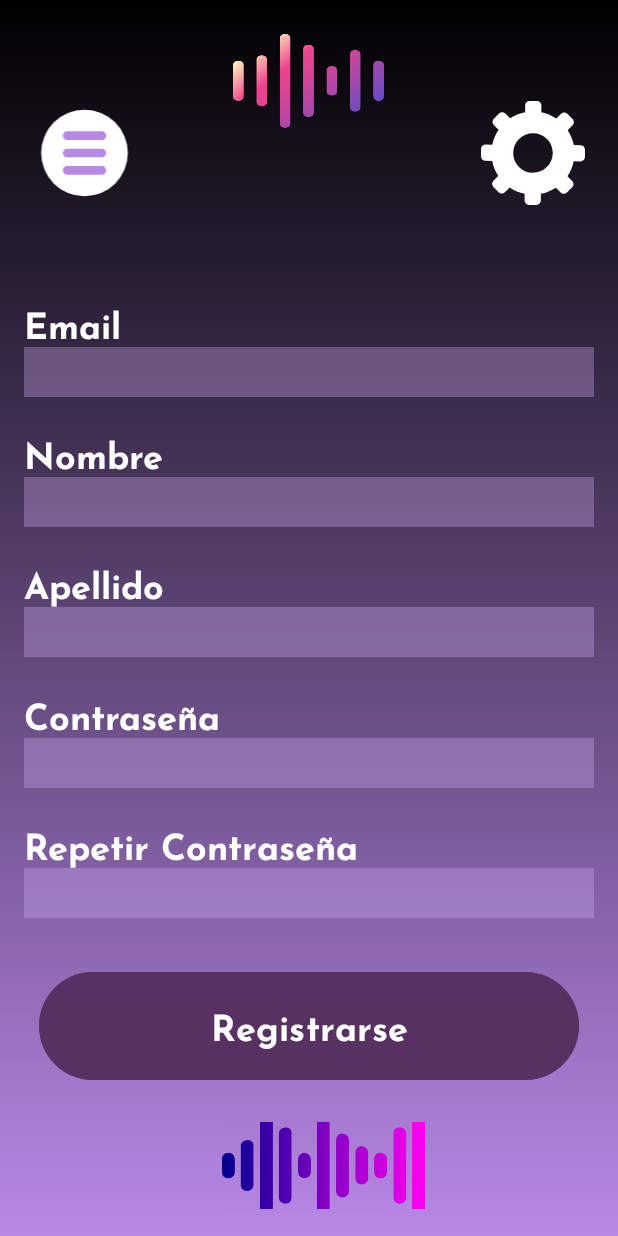
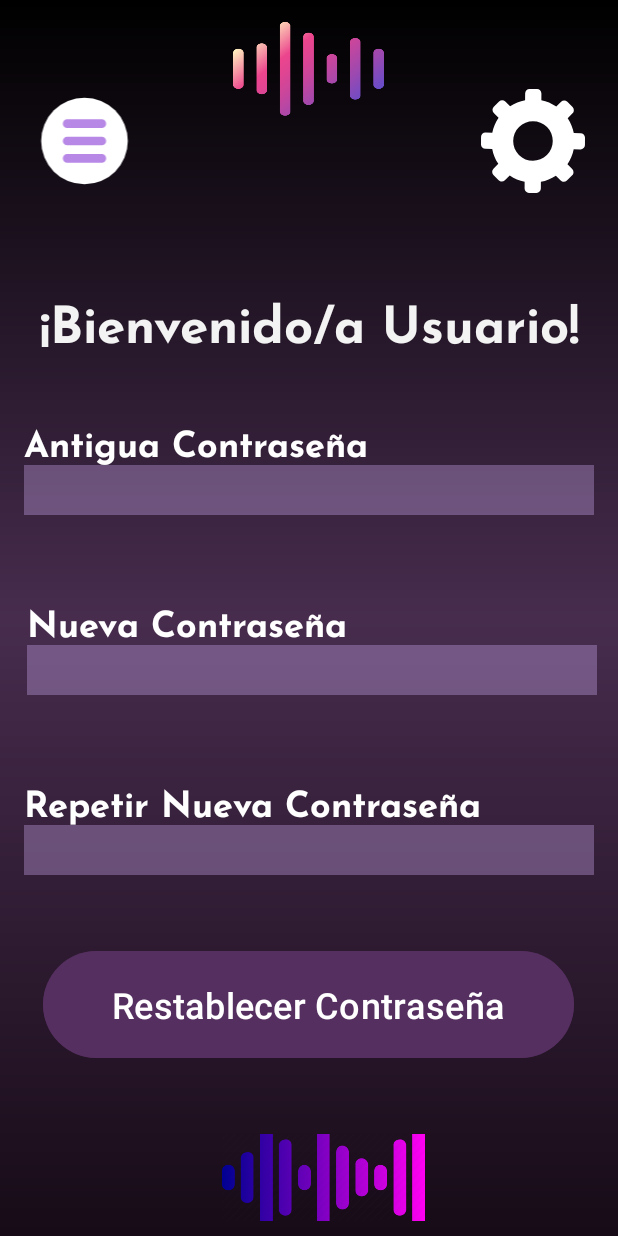
Before and after one commit to RobsonGarciaJunior/Reto1_AgendaMusical, an Android app: the screen it shows after launch (MainActivity), on a phone screen of 412 x 824 dp. Run offline under Robolectric (Android 15) with nearby library versions, the phone set to English and light mode, and no system bars.

Commit message:
[ADD]ALL LAYOUTS

```diff
--- a/app/src/main/java/com/example/agenda_musical_reto1/MainActivity.kt
+++ b/app/src/main/java/com/example/agenda_musical_reto1/MainActivity.kt
@@ -6,6 +6,6 @@ import android.os.Bundle
 class MainActivity : AppCompatActivity() {
     override fun onCreate(savedInstanceState: Bundle?) {
         super.onCreate(savedInstanceState)
-        setContentView(R.layout.register_activity)
+        setContentView(R.layout.configuration_activity)
     }
 }
--- a/app/src/main/res/drawable/ic_background.xml
+++ b/app/src/main/res/drawable/ic_background.xml
@@ -3,7 +3,8 @@
     android:shape="rectangle">
     <gradient
         android:angle="200"
-        android:endColor="@color/purple"
+        android:endColor="#170B17"
         android:gradientRadius="@integer/material_motion_duration_medium_1"
+        android:centerColor="#472C4E"
         android:startColor="@color/black" />
 </shape>
--- /dev/null
+++ b/app/src/main/res/layout/configuration_activity.xml
@@ -0,0 +1,220 @@
+<?xml version="1.0" encoding="utf-8"?>
+<androidx.constraintlayout.widget.ConstraintLayout xmlns:android="http://schemas.android.com/apk/res/android"
+    xmlns:app="http://schemas.android.com/apk/res-auto"
+    xmlns:tools="http://schemas.android.com/tools"
+    android:layout_width="match_parent"
+    android:layout_height="match_parent"
+    android:background="@drawable/ic_background"
+    android:padding="10dp"
+    tools:context=".MainActivity">
+
+    <ImageView
+        android:id="@+id/small_logo"
+        android:layout_width="135dp"
+        android:layout_height="58dp"
+        android:layout_marginStart="138dp"
+        android:layout_marginEnd="138dp"
+        android:scaleType="centerCrop"
+        app:layout_constraintBottom_toBottomOf="parent"
+        app:layout_constraintEnd_toEndOf="parent"
+        app:layout_constraintHorizontal_bias="0.0"
+        app:layout_constraintStart_toStartOf="parent"
+        app:layout_constraintTop_toBottomOf="@+id/constraintLayout"
+        app:srcCompat="@drawable/logo_alt" />
+
+    <LinearLayout
+        android:id="@+id/linearLayout"
+        android:layout_width="414dp"
+        android:layout_height="165dp"
+        android:layout_marginTop="1dp"
+        android:orientation="horizontal"
+        android:paddingEnd="2dp"
+        app:layout_constraintBottom_toTopOf="@+id/constraintLayout"
+        app:layout_constraintEnd_toEndOf="parent"
+        app:layout_constraintStart_toStartOf="parent"
+        app:layout_constraintTop_toTopOf="parent"
+        tools:ignore="RtlSymmetry">
+
+        <ImageButton
+            android:id="@+id/imageButton"
+            android:layout_width="50dp"
+            android:layout_height="69dp"
+            android:layout_gravity="center"
+            android:layout_weight="1"
+            android:background="#009C3333"
+            android:paddingEnd="30dp"
+            android:scaleType="fitCenter"
+            app:srcCompat="@drawable/ic_menu"
+            tools:ignore="RtlSymmetry" />
+
+        <ImageView
+            android:id="@+id/img_logo"
+            android:layout_width="126dp"
+            android:layout_height="67dp"
+
+            android:paddingTop="1dp"
+            android:scaleType="centerInside"
+            android:scaleX="1.7"
+            android:scaleY="1.3"
+            app:srcCompat="@drawable/main_logo" />
+
+        <ImageButton
+            android:id="@+id/imageButton2"
+            android:layout_width="50dp"
+            android:layout_height="69dp"
+            android:layout_gravity="center"
+            android:layout_weight="1"
+            android:background="#00FFFFFF"
+            android:paddingStart="30dp"
+            android:scaleType="fitCenter"
+            app:srcCompat="@drawable/ic_settings" />
+
+    </LinearLayout>
+
+    <androidx.constraintlayout.widget.ConstraintLayout
+        android:id="@+id/constraintLayout"
+        android:layout_width="0dp"
+        android:layout_height="0dp"
+        app:layout_constraintBottom_toTopOf="@+id/small_logo"
+        app:layout_constraintEnd_toEndOf="parent"
+        app:layout_constraintStart_toStartOf="parent"
+        app:layout_constraintTop_toBottomOf="@+id/linearLayout">
+
+        <Button
+            android:id="@+id/change_password_button"
+            android:layout_width="354dp"
+            android:layout_height="79dp"
+            android:layout_marginStart="18dp"
+            android:layout_marginEnd="19dp"
+            android:layout_marginBottom="32dp"
+            android:backgroundTint="#D8573061"
+            android:text="@string/change_password"
+            android:textSize="24sp"
+            app:layout_constraintBottom_toBottomOf="parent"
+            app:layout_constraintEnd_toEndOf="parent"
+            app:layout_constraintStart_toStartOf="parent"
+            app:layout_constraintTop_toBottomOf="@+id/layout_repeat_password" />
+
+        <TextView
+            android:id="@+id/textView3"
+            android:layout_width="0dp"
+            android:layout_height="40dp"
+            android:fontFamily="@font/josefin_sans_bold"
+            android:text="¡Bienvenido/a Usuario!"
+            android:textAlignment="center"
+            android:textColor="#F3F3F3"
+            android:textColorHighlight="#FAFAFA"
+            android:textSize="34sp"
+            app:layout_constraintBottom_toTopOf="@+id/layout_old_password"
+            app:layout_constraintEnd_toEndOf="parent"
+            app:layout_constraintStart_toStartOf="parent"
+            app:layout_constraintTop_toTopOf="parent" />
+
+        <LinearLayout
+            android:id="@+id/layout_repeat_password"
+            android:layout_width="380dp"
+            android:layout_height="65dp"
+            android:layout_marginStart="4dp"
+            android:layout_marginTop="8dp"
+            android:layout_marginEnd="4dp"
+            android:layout_marginBottom="32dp"
+            android:orientation="vertical"
+            app:layout_constraintBottom_toTopOf="@+id/change_password_button"
+            app:layout_constraintEnd_toEndOf="parent"
+            app:layout_constraintStart_toStartOf="parent"
+            app:layout_constraintTop_toBottomOf="@+id/layout_password">
+
+            <TextView
+                android:id="@+id/repeat_pass_label"
+                android:layout_width="match_parent"
+                android:layout_height="32dp"
+                android:fontFamily="@font/josefin_sans_bold"
+                android:text="@string/repeat_new_password"
+                android:textColor="#FFFFFF"
+                android:textFontWeight="@integer/material_motion_duration_long_2"
+                android:textSize="24sp"
+                android:textStyle="bold" />
+
+            <EditText
+                android:id="@+id/password_repeat_register_text"
+                android:layout_width="match_parent"
+                android:layout_height="match_parent"
+                android:background="@color/textview_background"
+                android:ems="10"
+                android:inputType="textPassword" />
+
+        </LinearLayout>
+
+        <LinearLayout
+            android:id="@+id/layout_password"
+            android:layout_width="380dp"
+            android:layout_height="65dp"
+            android:layout_marginStart="4dp"
+            android:layout_marginTop="8dp"
+            android:layout_marginEnd="4dp"
+            android:layout_marginBottom="32dp"
+            android:orientation="vertical"
+            app:layout_constraintBottom_toTopOf="@+id/layout_repeat_password"
+            app:layout_constraintEnd_toEndOf="parent"
+            app:layout_constraintHorizontal_bias="1.0"
+            app:layout_constraintStart_toStartOf="parent"
+            app:layout_constraintTop_toBottomOf="@+id/layout_old_password">
+
+            <TextView
+                android:id="@+id/pass_label"
+                android:layout_width="match_parent"
+                android:layout_height="32dp"
+                android:fontFamily="@font/josefin_sans_bold"
+                android:text="@string/new_password"
+                android:textColor="#FFFFFF"
+                android:textFontWeight="@integer/material_motion_duration_long_2"
+                android:textSize="24sp"
+                android:textStyle="bold" />
+
+            <EditText
+                android:id="@+id/password_text_register"
+                android:layout_width="match_parent"
+                android:layout_height="match_parent"
+                android:background="@color/textview_background"
+                android:ems="10"
+                android:inputType="textPassword" />
+
+        </LinearLayout>
+
+        <LinearLayout
+            android:id="@+id/layout_old_password"
+            android:layout_width="380dp"
+            android:layout_height="65dp"
+            android:layout_marginStart="4dp"
+            android:layout_marginTop="32dp"
+            android:layout_marginEnd="4dp"
+            android:layout_marginBottom="32dp"
+            android:orientation="vertical"
+            app:layout_constraintBottom_toTopOf="@+id/layout_password"
+            app:layout_constraintEnd_toEndOf="parent"
+            app:layout_constraintStart_toStartOf="parent"
+            app:layout_constraintTop_toBottomOf="@+id/textView3">
+
+            <TextView
+                android:id="@+id/old_password_label"
+                android:layout_width="match_parent"
+                android:layout_height="32dp"
+                android:fontFamily="@font/josefin_sans_bold"
+                android:text="@string/old_password"
+                android:textColor="#FFFFFF"
+                android:textFontWeight="@integer/material_motion_duration_long_2"
+                android:textSize="24sp"
+                android:textStyle="bold" />
+
+            <EditText
+                android:id="@+id/old_password_Text"
+                android:layout_width="match_parent"
+                android:layout_height="match_parent"
+                android:background="@color/textview_background"
+                android:ems="10"
+                android:inputType="textPassword" />
+
+        </LinearLayout>
+    </androidx.constraintlayout.widget.ConstraintLayout>
+
+</androidx.constraintlayout.widget.ConstraintLayout>
--- a/app/src/main/res/layout/login_activity.xml
+++ b/app/src/main/res/layout/login_activity.xml
@@ -85,7 +85,7 @@
         app:layout_constraintTop_toBottomOf="@+id/linearLayout">
 
         <TextView
-            android:id="@+id/user_label"
+            android:id="@+id/repeat_pass_label"
             android:layout_width="match_parent"
             android:layout_height="wrap_content"
             android:fontFamily="@font/josefin_sans_bold"
@@ -163,6 +163,7 @@
             android:layout_width="match_parent"
             android:layout_height="73dp"
             android:text="@string/recuerdame"
+            android:textColor="#FFFFFF"
             android:textSize="20sp" />
     </LinearLayout>
 
--- a/app/src/main/res/layout/register_activity.xml
+++ b/app/src/main/res/layout/register_activity.xml
@@ -213,7 +213,7 @@
         app:layout_constraintTop_toBottomOf="@+id/layout_password">
 
         <TextView
-            android:id="@+id/user_label"
+            android:id="@+id/repeat_pass_label"
             android:layout_width="match_parent"
             android:layout_height="32dp"
             android:fontFamily="@font/josefin_sans_bold"
--- a/app/src/main/res/values/strings.xml
+++ b/app/src/main/res/values/strings.xml
@@ -10,4 +10,11 @@
     <string name="surname">Apellido</string>
     <string name="name">Nombre</string>
     <string name="repeat_password">Repetir Contraseña</string>
+    <string name="all_list">Todas las canciones</string>
+    <string name="favorites_list">Mis canciones favoritas</string>
+    <string name="old_password">Antigua Contraseña</string>
+    <string name="repeat_new_password">Repetir Nueva Contraseña</string>
+    <string name="new_password">Nueva Contraseña</string>
+    <string name="change_password">Restablecer Contraseña</string>
+
 </resources>
```
Also changed, not shown: app/src/main/res/drawable/ic_favorite.xml (added, +10 -0 lines), app/src/main/res/drawable/ic_intense_gradient.xml (added, +11 -0 lines), app/src/main/res/drawable/ic_play.xml (added, +24 -0 lines), app/src/main/res/drawable/ic_west_gradient.xml (added, +11 -0 lines), app/src/main/res/layout/list_songs_activity.xml (added, +113 -0 lines), app/src/main/res/layout/main_menu_activity.xml (added, +83 -0 lines), app/src/main/res/layout/song_activity.xml (added, +176 -0 lines), app/src/main/res/drawable/artworks_000237469700_lm76po_t500x500.jpg (added).
